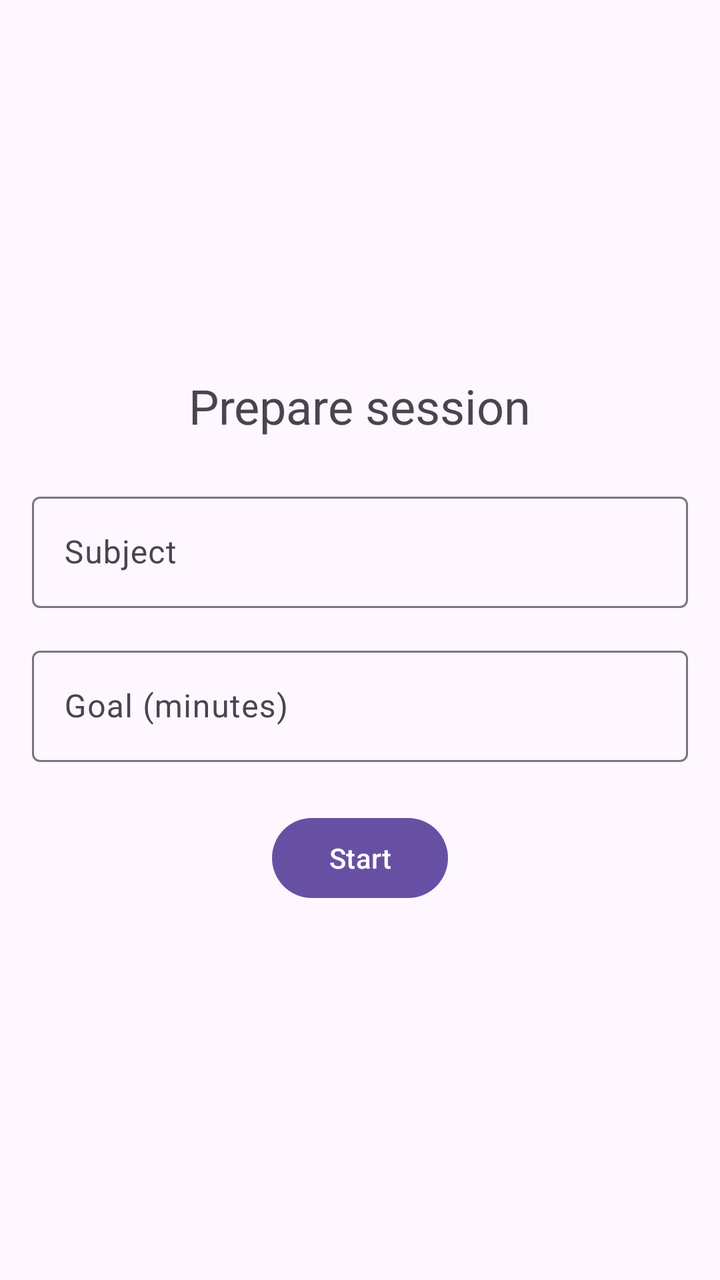
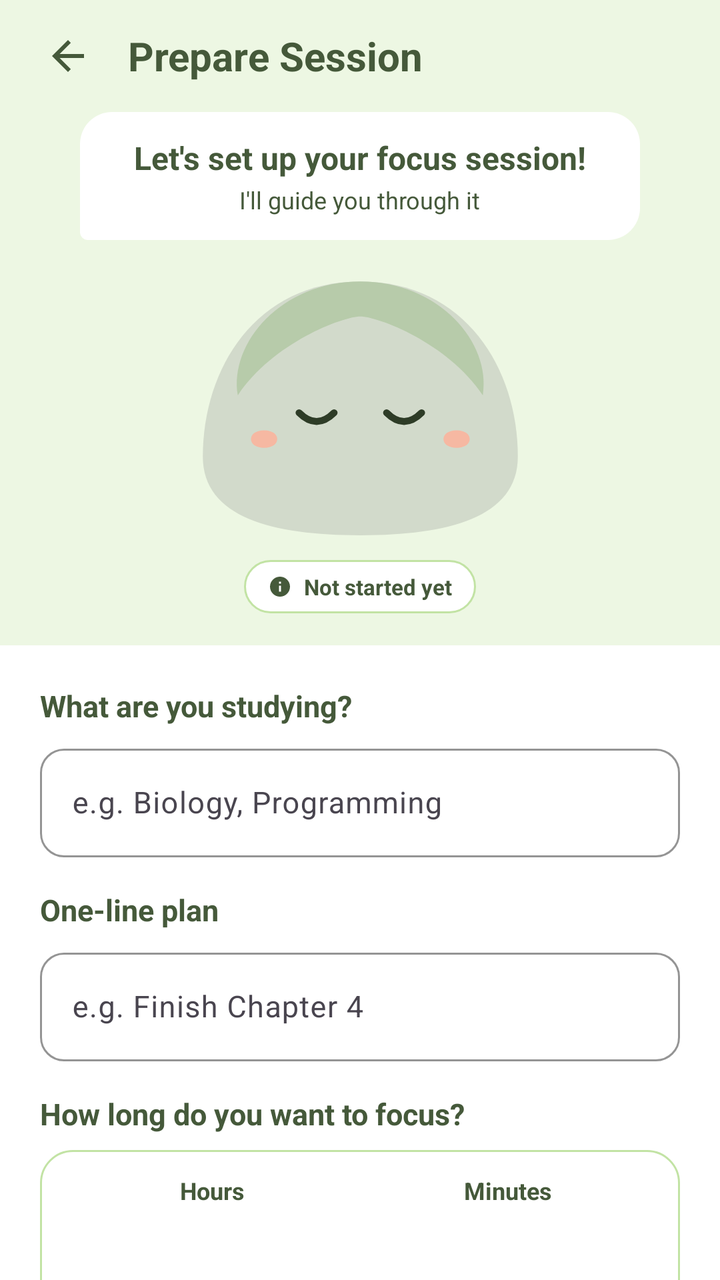

An Android layout rendered at two revisions. The XML below is the earlier revision; the diff shows what the commit changed to produce the second picture.
<!-- AndroidManifest.xml: application theme Theme.FocusTrace -->
<!-- res/layout/activity_prepare.xml -->
<?xml version="1.0" encoding="utf-8"?>
<LinearLayout xmlns:android="http://schemas.android.com/apk/res/android"
    android:layout_width="match_parent"
    android:layout_height="match_parent"
    android:gravity="center"
    android:orientation="vertical"
    android:padding="16dp">

    <TextView
        android:id="@+id/tv_title"
        android:layout_width="wrap_content"
        android:layout_height="wrap_content"
        android:text="Prepare session"
        android:textSize="24sp" />

    <com.google.android.material.textfield.TextInputLayout
        android:id="@+id/til_subject"
        android:layout_width="match_parent"
        android:layout_height="wrap_content"
        android:layout_marginTop="24dp"
        android:hint="Subject">

        <com.google.android.material.textfield.TextInputEditText
            android:id="@+id/et_subject"
            android:layout_width="match_parent"
            android:layout_height="wrap_content"
            android:inputType="text" />

    </com.google.android.material.textfield.TextInputLayout>

    <com.google.android.material.textfield.TextInputLayout
        android:id="@+id/til_goal_minutes"
        android:layout_width="match_parent"
        android:layout_height="wrap_content"
        android:layout_marginTop="16dp"
        android:hint="Goal (minutes)">

        <com.google.android.material.textfield.TextInputEditText
            android:id="@+id/et_goal_minutes"
            android:layout_width="match_parent"
            android:layout_height="wrap_content"
            android:inputType="number" />

    </com.google.android.material.textfield.TextInputLayout>

    <com.google.android.material.button.MaterialButton
        android:id="@+id/btn_session"
        android:layout_width="wrap_content"
        android:layout_height="wrap_content"
        android:layout_marginTop="24dp"
        android:text="Start" />

</LinearLayout>
<!-- resources referenced by this layout -->
<resources>
  <!-- unchanged entries left out for length: 2 -->
</resources>

<!-- the commit's change to res/layout/activity_prepare.xml (unified diff, before → after) -->
@@ -1,53 +1,412 @@
 <?xml version="1.0" encoding="utf-8"?>
 <LinearLayout xmlns:android="http://schemas.android.com/apk/res/android"
+    xmlns:app="http://schemas.android.com/apk/res-auto"
+    xmlns:tools="http://schemas.android.com/tools"
+    android:id="@+id/prepare_root"
     android:layout_width="match_parent"
     android:layout_height="match_parent"
-    android:gravity="center"
+    android:background="@color/focus_bg_light"
     android:orientation="vertical"
-    android:padding="16dp">
-
-    <TextView
-        android:id="@+id/tv_title"
-        android:layout_width="wrap_content"
-        android:layout_height="wrap_content"
-        android:text="Prepare session"
-        android:textSize="24sp" />
-
-    <com.google.android.material.textfield.TextInputLayout
-        android:id="@+id/til_subject"
+    tools:context=".ui.PrepareActivity">
+
+    
+    <LinearLayout
         android:layout_width="match_parent"
-        android:layout_height="wrap_content"
-        android:layout_marginTop="24dp"
-        android:hint="Subject">
-
-        <com.google.android.material.textfield.TextInputEditText
-            android:id="@+id/et_subject"
+        android:layout_height="56dp"
+        android:gravity="center_vertical"
+        android:orientation="horizontal"
+        android:paddingHorizontal="16dp">
+
+        <ImageView
+            android:id="@+id/btn_back"
+            android:layout_width="36dp"
+            android:layout_height="36dp"
+            android:background="?attr/selectableItemBackgroundBorderless"
+            android:clickable="true"
+            android:contentDescription="Back"
+            android:focusable="true"
+            android:padding="6dp"
+            android:src="@drawable/ic_arrow_back"
+            app:tint="@color/focus_text_dark" />
+
+        <TextView
+            android:id="@+id/tv_screen_title"
+            android:layout_width="0dp"
+            android:layout_height="wrap_content"
+            android:layout_marginStart="12dp"
+            android:layout_weight="1"
+            android:text="Prepare Session"
+            android:textColor="@color/focus_text_dark"
+            android:textSize="20sp"
+            android:textStyle="bold" />
+    </LinearLayout>
+
+    <androidx.core.widget.NestedScrollView
+        android:layout_width="match_parent"
+        android:layout_height="0dp"
+        android:layout_weight="1"
+        android:fillViewport="true">
+
+        <LinearLayout
             android:layout_width="match_parent"
             android:layout_height="wrap_content"
-            android:inputType="text" />
-
-    </com.google.android.material.textfield.TextInputLayout>
-
-    <com.google.android.material.textfield.TextInputLayout
-        android:id="@+id/til_goal_minutes"
-        android:layout_width="match_parent"
-        android:layout_height="wrap_content"
-        android:layout_marginTop="16dp"
-        android:hint="Goal (minutes)">
-
-        <com.google.android.material.textfield.TextInputEditText
-            android:id="@+id/et_goal_minutes"
-            android:layout_width="match_parent"
-            android:layout_height="wrap_content"
-            android:inputType="number" />
-
-    </com.google.android.material.textfield.TextInputLayout>
-
-    <com.google.android.material.button.MaterialButton
-        android:id="@+id/btn_session"
-        android:layout_width="wrap_content"
-        android:layout_height="wrap_content"
-        android:layout_marginTop="24dp"
-        android:text="Start" />
+            android:orientation="vertical">
+
+            
+            <LinearLayout
+                android:layout_width="match_parent"
+                android:layout_height="wrap_content"
+                android:background="@color/focus_bg_light"
+                android:gravity="center_horizontal"
+                android:orientation="vertical"
+                android:paddingHorizontal="20dp"
+                android:paddingBottom="16dp">
+
+                
+                <LinearLayout
+                    android:layout_width="280dp"
+                    android:layout_height="wrap_content"
+                    android:background="@drawable/bg_speech_bubble"
+                    android:gravity="center"
+                    android:orientation="vertical"
+                    android:paddingHorizontal="18dp"
+                    android:paddingVertical="12dp">
+
+                    <TextView
+                        android:layout_width="wrap_content"
+                        android:layout_height="wrap_content"
+                        android:text="Let's set up your focus session!"
+                        android:textColor="@color/focus_text_dark"
+                        android:textSize="16sp"
+                        android:textStyle="bold" />
+
+                    <TextView
+                        android:layout_width="wrap_content"
+                        android:layout_height="wrap_content"
+                        android:layout_marginTop="2dp"
+                        android:text="I'll guide you through it"
+                        android:textColor="@color/focus_text_dark"
+                        android:textSize="12sp" />
+                </LinearLayout>
+
+                <ImageView
+                    android:layout_width="180dp"
+                    android:layout_height="140dp"
+                    android:layout_marginTop="12dp"
+                    android:contentDescription="Mascot"
+                    android:src="@drawable/ic_trace_calm_stone" />
+
+                
+                <LinearLayout
+                    android:layout_width="wrap_content"
+                    android:layout_height="wrap_content"
+                    android:layout_marginTop="8dp"
+                    android:background="@drawable/bg_status_badge"
+                    android:gravity="center"
+                    android:orientation="horizontal"
+                    android:paddingHorizontal="12dp"
+                    android:paddingVertical="6dp">
+
+                    <ImageView
+                        android:layout_width="12dp"
+                        android:layout_height="12dp"
+                        android:contentDescription="Info"
+                        android:src="@drawable/ic_info"
+                        app:tint="@color/focus_text_dark" />
+
+                    <TextView
+                        android:layout_width="wrap_content"
+                        android:layout_height="wrap_content"
+                        android:layout_marginStart="6dp"
+                        android:text="Not started yet"
+                        android:textColor="@color/focus_text_dark"
+                        android:textSize="11sp"
+                        android:textStyle="bold" />
+                </LinearLayout>
+
+            </LinearLayout>
+
+            
+            <LinearLayout
+                android:layout_width="match_parent"
+                android:layout_height="wrap_content"
+                android:background="@color/focus_surface_white"
+                android:orientation="vertical"
+                android:paddingHorizontal="20dp"
+                android:paddingTop="20dp"
+                android:paddingBottom="28dp">
+
+                
+                <TextView
+                    android:layout_width="wrap_content"
+                    android:layout_height="wrap_content"
+                    android:text="What are you studying?"
+                    android:textColor="@color/focus_text_dark"
+                    android:textSize="15sp"
+                    android:textStyle="bold" />
+
+                <com.google.android.material.textfield.TextInputLayout
+                    android:id="@+id/til_subject"
+                    style="@style/Widget.Material3.TextInputLayout.OutlinedBox"
+                    android:layout_width="match_parent"
+                    android:layout_height="wrap_content"
+                    android:layout_marginTop="6dp"
+                    app:boxBackgroundColor="@color/focus_surface_white"
+                    app:boxStrokeColor="@color/focus_border_green"
+                    app:boxCornerRadiusBottomEnd="12dp"
+                    app:boxCornerRadiusBottomStart="12dp"
+                    app:boxCornerRadiusTopEnd="12dp"
+                    app:boxCornerRadiusTopStart="12dp">
+
+                    <com.google.android.material.textfield.TextInputEditText
+                        android:id="@+id/et_subject"
+                        android:layout_width="match_parent"
+                        android:layout_height="wrap_content"
+                        android:hint="e.g. Biology, Programming"
+                        android:inputType="text"
+                        android:textColor="@color/focus_text_dark"
+                        android:textSize="15sp" />
+
+                </com.google.android.material.textfield.TextInputLayout>
+
+                
+                <TextView
+                    android:layout_width="wrap_content"
+                    android:layout_height="wrap_content"
+                    android:layout_marginTop="16dp"
+                    android:text="One-line plan"
+                    android:textColor="@color/focus_text_dark"
+                    android:textSize="15sp"
+                    android:textStyle="bold" />
+
+                <com.google.android.material.textfield.TextInputLayout
+                    android:id="@+id/til_plan"
+                    style="@style/Widget.Material3.TextInputLayout.OutlinedBox"
+                    android:layout_width="match_parent"
+                    android:layout_height="wrap_content"
+                    android:layout_marginTop="6dp"
+                    app:boxBackgroundColor="@color/focus_surface_white"
+                    app:boxStrokeColor="@color/focus_border_green"
+                    app:boxCornerRadiusBottomEnd="12dp"
+                    app:boxCornerRadiusBottomStart="12dp"
+                    app:boxCornerRadiusTopEnd="12dp"
+                    app:boxCornerRadiusTopStart="12dp">
+
+                    <com.google.android.material.textfield.TextInputEditText
+                        android:id="@+id/et_plan"
+                        android:layout_width="match_parent"
+                        android:layout_height="wrap_content"
+                        android:hint="e.g. Finish Chapter 4"
+                        android:inputType="text"
+                        android:textColor="@color/focus_text_dark"
+                        android:textSize="15sp" />
+
+                </com.google.android.material.textfield.TextInputLayout>
+
+                
+                <TextView
+                    android:layout_width="wrap_content"
+                    android:layout_height="wrap_content"
+                    android:layout_marginTop="16dp"
+                    android:text="How long do you want to focus?"
+                    android:textColor="@color/focus_text_dark"
+                    android:textSize="15sp"
+                    android:textStyle="bold" />
+
+                <LinearLayout
+                    android:layout_width="match_parent"
+                    android:layout_height="wrap_content"
+                    android:layout_marginTop="8dp"
+                    android:background="@drawable/bg_rounded_card_white"
+                    android:orientation="vertical"
+                    android:padding="12dp">
+
+                    
+                    <LinearLayout
+                        android:layout_width="match_parent"
+                        android:layout_height="wrap_content"
+                        android:orientation="horizontal">
+
+                        <TextView
+                            android:layout_width="0dp"
+                            android:layout_height="wrap_content"
+                            android:layout_weight="1"
+                            android:gravity="center"
+                            android:text="Hours"
+                            android:textColor="@color/focus_text_dark"
+                            android:textSize="12sp"
+                            android:textStyle="bold" />
+
+                        <TextView
+                            android:layout_width="0dp"
+                            android:layout_height="wrap_content"
+                            android:layout_weight="1"
+                            android:gravity="center"
+                            android:text="Minutes"
+                            android:textColor="@color/focus_text_dark"
+                            android:textSize="12sp"
+                            android:textStyle="bold" />
+                    </LinearLayout>
+
+                    
+                    <LinearLayout
+                        android:layout_width="match_parent"
+                        android:layout_height="wrap_content"
+                        android:layout_marginTop="8dp"
+                        android:gravity="center"
+                        android:orientation="horizontal">
+
+                        <NumberPicker
+                            android:id="@+id/np_hours"
+                            android:layout_width="0dp"
+                            android:layout_height="120dp"
+                            android:layout_weight="1" />
+
+                        <NumberPicker
+                            android:id="@+id/np_minutes"
+                            android:layout_width="0dp"
+                            android:layout_height="120dp"
+                            android:layout_weight="1" />
+                    </LinearLayout>
+
+                    
+                    <LinearLayout
+                        android:layout_width="match_parent"
+                        android:layout_height="wrap_content"
+                        android:layout_marginTop="8dp"
+                        android:orientation="horizontal">
+
+                        <TextView
+                            android:layout_width="wrap_content"
+                            android:layout_height="wrap_content"
+                            android:text="Min 1 min"
+                            android:textColor="@color/focus_text_secondary"
+                            android:textSize="12sp" />
+
+                        <TextView
+                            android:id="@+id/tv_duration_summary"
+                            android:layout_width="0dp"
+                            android:layout_height="wrap_content"
+                            android:layout_weight="1"
+                            android:gravity="end"
+                            android:text="Selected: 0 h 45 min"
+                            android:textColor="@color/focus_text_dark"
+                            android:textSize="12sp"
+                            android:textStyle="bold" />
+                    </LinearLayout>
+
+                </LinearLayout>
+
+                
+                <LinearLayout
+                    android:id="@+id/btn_allow_list"
+                    android:layout_width="match_parent"
+                    android:layout_height="wrap_content"
+                    android:layout_marginTop="16dp"
+                    android:background="@drawable/bg_rounded_card"
+                    android:clickable="true"
+                    android:focusable="true"
+                    android:orientation="vertical"
+                    android:padding="16dp">
+
+                    <LinearLayout
+                        android:layout_width="match_parent"
+                        android:layout_height="wrap_content"
+                        android:gravity="center_vertical"
+                        android:orientation="horizontal">
+
+                        <ImageView
+                            android:layout_width="22dp"
+                            android:layout_height="22dp"
+                            android:contentDescription="List"
+                            android:src="@drawable/ic_list_check"
+                            app:tint="@color/focus_text_dark" />
+
+                        <LinearLayout
+                            android:layout_width="0dp"
+                            android:layout_height="wrap_content"
+                            android:layout_marginStart="12dp"
+                            android:layout_weight="1"
+                            android:orientation="vertical">
+
+                            <TextView
+                                android:layout_width="wrap_content"
+                                android:layout_height="wrap_content"
+                                android:text="Allow List"
+                                android:textColor="@color/focus_text_dark"
+                                android:textSize="16sp"
+                                android:textStyle="bold" />
+
+                            <TextView
+                                android:id="@+id/tv_allowed_apps_summary"
+                                android:layout_width="wrap_content"
+                                android:layout_height="wrap_content"
+                                android:layout_marginTop="2dp"
+                                android:text="No allowed apps selected"
+                                android:textColor="@color/focus_text_dark"
+                                android:textSize="12sp" />
+                        </LinearLayout>
+
+                        <ImageView
+                            android:layout_width="18dp"
+                            android:layout_height="18dp"
+                            android:contentDescription="Chevron"
+                            android:src="@drawable/ic_chevron_right"
+                            app:tint="@color/focus_text_dark" />
+                    </LinearLayout>
+
+                    <TextView
+                        android:layout_width="match_parent"
+                        android:layout_height="wrap_content"
+                        android:layout_marginTop="10dp"
+                        android:text="Allowed apps don't count as distractions. FocusTrace never blocks phone usage."
+                        android:textColor="@color/focus_text_dark"
+                        android:textSize="12sp" />
+
+                </LinearLayout>
+
+                
+                <LinearLayout
+                    android:id="@+id/btn_session"
+                    android:layout_width="match_parent"
+                    android:layout_height="56dp"
+                    android:layout_marginTop="24dp"
+                    android:background="@drawable/bg_button_primary"
+                    android:clickable="true"
+                    android:focusable="true"
+                    android:gravity="center"
+                    android:orientation="horizontal">
+
+                    <ImageView
+                        android:layout_width="20dp"
+                        android:layout_height="20dp"
+                        android:contentDescription="Play"
+                        android:src="@drawable/ic_play"
+                        app:tint="@color/focus_text_dark" />
+
+                    <TextView
+                        android:layout_width="wrap_content"
+                        android:layout_height="wrap_content"
+                        android:layout_marginStart="8dp"
+                        android:text="Start Focus Session"
+                        android:textColor="@color/focus_text_dark"
+                        android:textSize="18sp"
+                        android:textStyle="bold" />
+                </LinearLayout>
+
+                <TextView
+                    android:layout_width="match_parent"
+                    android:layout_height="wrap_content"
+                    android:layout_marginTop="8dp"
+                    android:gravity="center"
+                    android:text="Tracing starts only when you tap Start Focus Session."
+                    android:textColor="@color/focus_text_dark"
+                    android:textSize="12sp" />
+
+            </LinearLayout>
+
+        </LinearLayout>
+
+    </androidx.core.widget.NestedScrollView>
 
 </LinearLayout>
<!-- resource entries referenced after the edit -->
@@ -1,5 +1,153 @@
 <!-- resources referenced by this layout -->
 <resources>
+  <color name="focus_bg_light">#EDF7E3</color>
+  <color name="focus_border_green">#C2E3A4</color>
+  <color name="focus_surface_white">#FFFFFF</color>
+  <color name="focus_text_dark">#45593A</color>
+  <color name="focus_text_secondary">#708264</color>
+  <!-- drawable bg_button_primary (drawable) -->
+  <?xml version="1.0" encoding="utf-8"?>
+  <ripple xmlns:android="http://schemas.android.com/apk/res/android"
+      android:color="#20000000">
+      <item>
+          <shape android:shape="rectangle">
+              <solid android:color="@color/focus_brand_green" />
+              <corners android:radius="14dp" />
+          </shape>
+      </item>
+  </ripple>
+  <!-- drawable bg_rounded_card (drawable) -->
+  <?xml version="1.0" encoding="utf-8"?>
+  <shape xmlns:android="http://schemas.android.com/apk/res/android"
+      android:shape="rectangle">
+      <solid android:color="@color/focus_bg_light" />
+      <stroke
+          android:width="1dp"
+          android:color="@color/focus_border_green" />
+      <corners android:radius="16dp" />
+  </shape>
+  <!-- drawable bg_rounded_card_white (drawable) -->
+  <?xml version="1.0" encoding="utf-8"?>
+  <shape xmlns:android="http://schemas.android.com/apk/res/android"
+      android:shape="rectangle">
+      <solid android:color="@color/focus_surface_white" />
+      <stroke
+          android:width="1dp"
+          android:color="@color/focus_border_green" />
+      <corners android:radius="16dp" />
+  </shape>
+  <!-- drawable bg_speech_bubble (drawable) -->
+  <?xml version="1.0" encoding="utf-8"?>
+  <shape xmlns:android="http://schemas.android.com/apk/res/android"
+      android:shape="rectangle">
+      <solid android:color="@color/focus_surface_white" />
+      <corners
+          android:bottomLeftRadius="4dp"
+          android:bottomRightRadius="16dp"
+          android:topLeftRadius="16dp"
+          android:topRightRadius="16dp" />
+  </shape>
+  <!-- drawable bg_status_badge (drawable) -->
+  <?xml version="1.0" encoding="utf-8"?>
+  <shape xmlns:android="http://schemas.android.com/apk/res/android"
+      android:shape="rectangle">
+      <solid android:color="@color/focus_surface_white" />
+      <stroke
+          android:width="1dp"
+          android:color="@color/focus_border_green" />
+      <corners android:radius="100dp" />
+  </shape>
+  <!-- drawable ic_arrow_back (drawable) -->
+  <vector xmlns:android="http://schemas.android.com/apk/res/android"
+      android:width="24dp"
+      android:height="24dp"
+      android:viewportWidth="24"
+      android:viewportHeight="24">
+    <path
+        android:fillColor="#45593A"
+        android:pathData="M20,11H7.83l5.59,-5.59L12,4l-8,8l8,8l1.41,-1.41L7.83,13H20v-2z"/>
+  </vector>
+  <!-- drawable ic_chevron_right (drawable) -->
+  <vector xmlns:android="http://schemas.android.com/apk/res/android"
+      android:width="24dp"
+      android:height="24dp"
+      android:viewportWidth="24"
+      android:viewportHeight="24">
+    <path
+        android:fillColor="#45593A"
+        android:pathData="M10,6L8.59,7.41L13.17,12l-4.58,4.59L10,18l6,-6z"/>
+  </vector>
+  <!-- drawable ic_info (drawable) -->
+  <vector xmlns:android="http://schemas.android.com/apk/res/android"
+      android:width="24dp"
+      android:height="24dp"
+      android:viewportWidth="24"
+      android:viewportHeight="24">
+    <path
+        android:fillColor="#45593A"
+        android:pathData="M12,2C6.48,2 2,6.48 2,12s4.48,10 10,10 10,-4.48 10,-10S17.52,2 12,2zm1,15h-2v-6h2v6zm0,-8h-2V7h2v2z"/>
+  </vector>
+  <!-- drawable ic_list_check (drawable) -->
+  <vector xmlns:android="http://schemas.android.com/apk/res/android"
+      android:width="24dp"
+      android:height="24dp"
+      android:viewportWidth="24"
+      android:viewportHeight="24">
+    <path
+        android:fillColor="#45593A"
+        android:pathData="M3,5h2v2H3V5zm0,6h2v2H3v-2zm0,6h2v2H3v-2zm4,-12h14v2H7V5zm0,6h14v2H7v-2zm0,6h14v2H7v-2z"/>
+  </vector>
+  <!-- drawable ic_play (drawable) -->
+  <vector xmlns:android="http://schemas.android.com/apk/res/android"
+      android:width="24dp"
+      android:height="24dp"
+      android:viewportWidth="24"
+      android:viewportHeight="24">
+    <path
+        android:fillColor="#45593A"
+        android:pathData="M8,5v14l11,-7z"/>
+  </vector>
+  <!-- drawable ic_trace_calm_stone (drawable) -->
+  <vector xmlns:android="http://schemas.android.com/apk/res/android"
+      android:width="200dp"
+      android:height="160dp"
+      android:viewportWidth="200"
+      android:viewportHeight="160">
+  
+    
+    <path
+        android:fillColor="#D2DACB"
+        android:pathData="M100,10 C160,10 190,60 190,110 C190,145 150,155 100,155 C50,155 10,145 10,110 C10,60 40,10 100,10 Z" />
+  
+    
+    <path
+        android:fillColor="#B7CBAA"
+        android:pathData="M100,10 C145,10 175,45 170,75 C150,45 110,30 100,30 C90,30 50,45 30,75 C25,45 55,10 100,10 Z" />
+  
+    
+    <path
+        android:fillColor="#F6B8A2"
+        android:pathData="M45,95 C55,95 55,105 45,105 C35,105 35,95 45,95 Z" />
+  
+    
+    <path
+        android:fillColor="#F6B8A2"
+        android:pathData="M155,95 C165,95 165,105 155,105 C145,105 145,95 155,95 Z" />
+  
+    
+    <path
+        android:strokeColor="#2E3C27"
+        android:strokeWidth="4"
+        android:strokeLineCap="round"
+        android:pathData="M65,85 Q75,95 85,85" />
+  
+    <path
+        android:strokeColor="#2E3C27"
+        android:strokeWidth="4"
+        android:strokeLineCap="round"
+        android:pathData="M115,85 Q125,95 135,85" />
+  </vector>
+  <color name="focus_brand_green">#88C26C</color>
   <!-- unchanged entries left out for length: 2 -->
 </resources>
 
